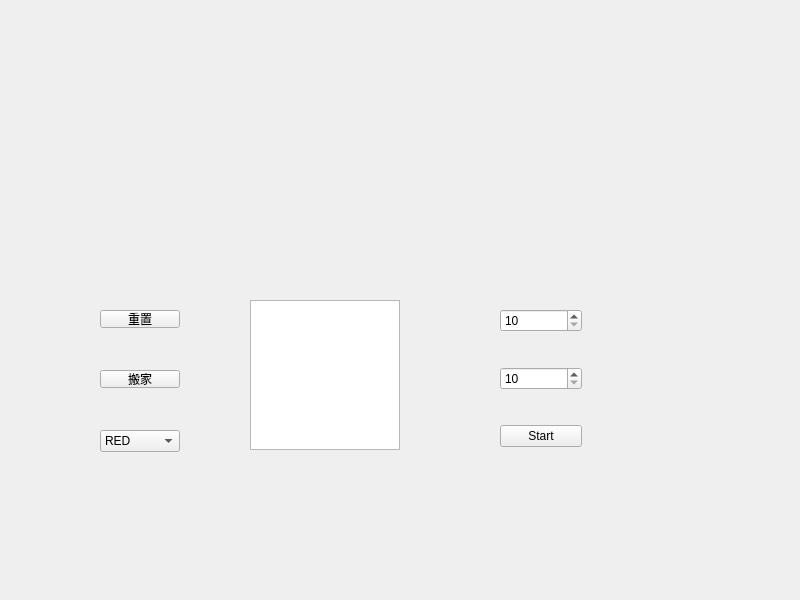
First picture: the form in Schelling_model/widget.ui, repository yixinsheng31/Scheling_segregation_model, before the edit.
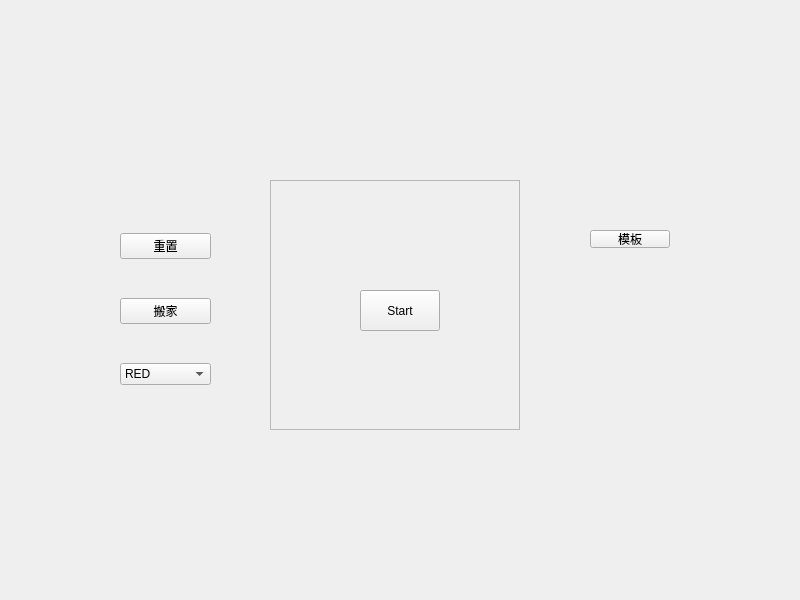
Second picture: the form after the edit.

What changed in the file:
```diff
--- a/Schelling_model/widget.ui
+++ b/Schelling_model/widget.ui
@@ -20,109 +20,84 @@
    <string>Widget</string>
   </property>
   <widget class="QGraphicsView" name="cityView">
+   <property name="enabled">
+    <bool>false</bool>
+   </property>
    <property name="geometry">
     <rect>
-     <x>250</x>
-     <y>300</y>
-     <width>150</width>
-     <height>150</height>
+     <x>270</x>
+     <y>180</y>
+     <width>250</width>
+     <height>250</height>
     </rect>
    </property>
   </widget>
+  <widget class="QPushButton" name="startButton">
+   <property name="geometry">
+    <rect>
+     <x>360</x>
+     <y>290</y>
+     <width>80</width>
+     <height>41</height>
+    </rect>
+   </property>
+   <property name="text">
+    <string>Start</string>
+   </property>
+  </widget>
   <widget class="QWidget" name="verticalLayoutWidget">
    <property name="geometry">
     <rect>
-     <x>500</x>
-     <y>280</y>
-     <width>82</width>
-     <height>199</height>
+     <x>120</x>
+     <y>200</y>
+     <width>91</width>
+     <height>221</height>
     </rect>
    </property>
    <layout class="QVBoxLayout" name="verticalLayout">
     <item>
-     <widget class="QSpinBox" name="getWidth">
-      <property name="wrapping">
-       <bool>false</bool>
+     <widget class="QPushButton" name="resetButton">
+      <property name="text">
+       <string>重置</string>
       </property>
-      <property name="minimum">
-       <number>10</number>
-      </property>
-      <property name="maximum">
-       <number>50</number>
-      </property>
      </widget>
     </item>
     <item>
-     <widget class="QSpinBox" name="getHeight">
-      <property name="minimumSize">
-       <size>
-        <width>10</width>
-        <height>0</height>
-       </size>
+     <widget class="QPushButton" name="moveButton">
+      <property name="text">
+       <string>搬家</string>
       </property>
-      <property name="minimum">
-       <number>10</number>
-      </property>
-      <property name="maximum">
-       <number>50</number>
-      </property>
      </widget>
     </item>
     <item>
-     <widget class="QPushButton" name="startButton">
-      <property name="text">
-       <string>Start</string>
-      </property>
+     <widget class="QComboBox" name="raceComboBox">
+      <item>
+       <property name="text">
+        <string>RED</string>
+       </property>
+      </item>
+      <item>
+       <property name="text">
+        <string>BLUE</string>
+       </property>
+      </item>
      </widget>
     </item>
    </layout>
   </widget>
-  <widget class="QPushButton" name="moveButton">
+  <widget class="QPushButton" name="platebutton">
    <property name="geometry">
     <rect>
-     <x>100</x>
-     <y>370</y>
+     <x>590</x>
+     <y>230</y>
      <width>80</width>
      <height>18</height>
     </rect>
    </property>
    <property name="text">
-    <string>搬家</string>
+    <string>模板</string>
    </property>
   </widget>
-  <widget class="QPushButton" name="resetButton">
-   <property name="geometry">
-    <rect>
-     <x>100</x>
-     <y>310</y>
-     <width>80</width>
-     <height>18</height>
-    </rect>
-   </property>
-   <property name="text">
-    <string>重置</string>
-   </property>
-  </widget>
-  <widget class="QComboBox" name="raceComboBox">
-   <property name="geometry">
-    <rect>
-     <x>100</x>
-     <y>430</y>
-     <width>80</width>
-     <height>22</height>
-    </rect>
-   </property>
-   <item>
-    <property name="text">
-     <string>RED</string>
-    </property>
-   </item>
-   <item>
-    <property name="text">
-     <string>BLUE</string>
-    </property>
-   </item>
-  </widget>
  </widget>
  <resources/>
  <connections/>
```
